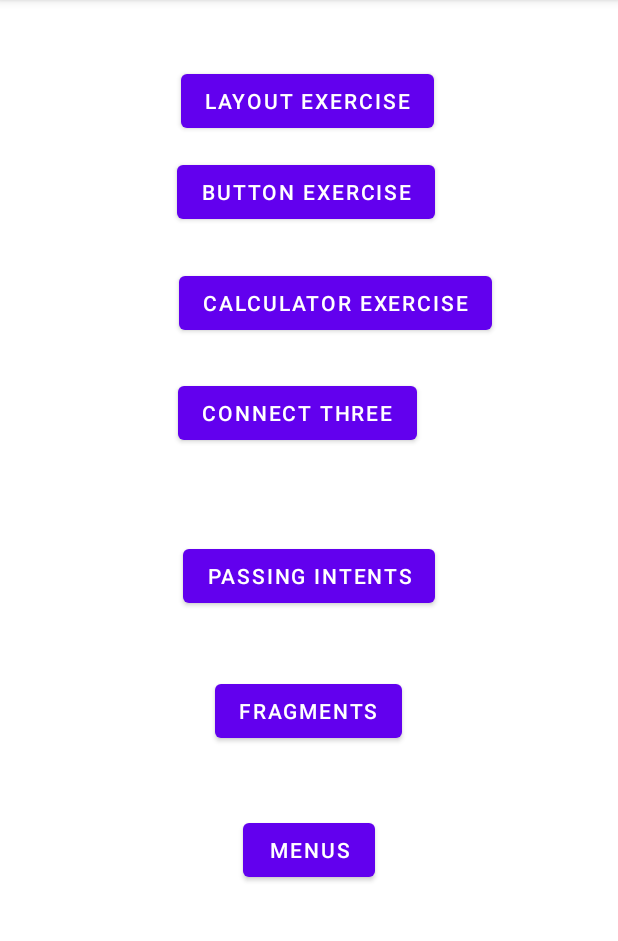
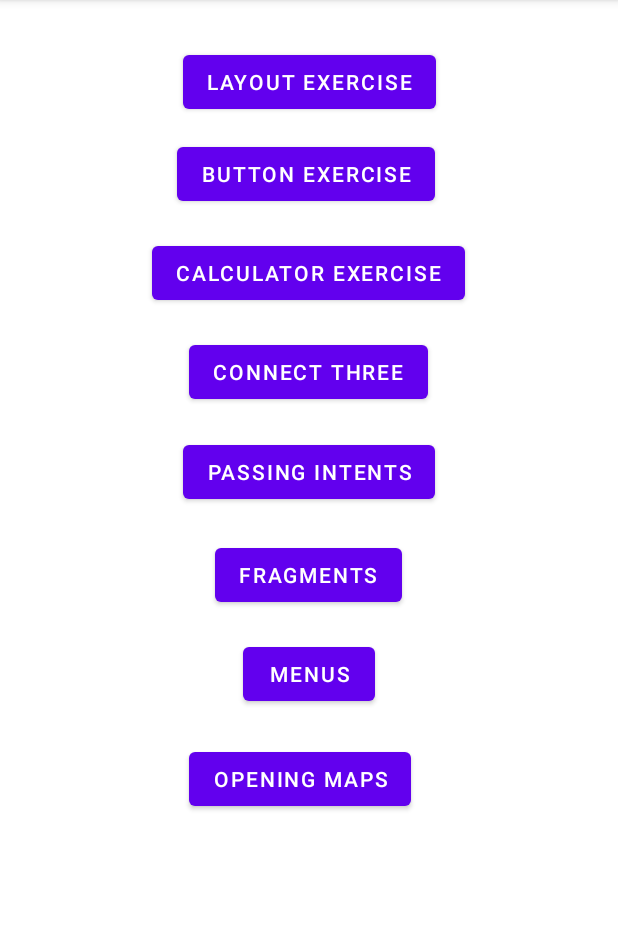
Before and after one commit to Talip2/appdev-calculator, an Android app: the screen it shows after launch (MainActivity), on a phone screen of 412 x 824 dp, the part 84-1025 px from its top. Run offline under Robolectric (Android 15) with nearby library versions, the phone set to English and light mode, and no system bars.

Commit message:
kc bayot

```diff
--- a/app/src/main/AndroidManifest.xml
+++ b/app/src/main/AndroidManifest.xml
@@ -11,6 +11,9 @@
         android:supportsRtl="true"
         android:theme="@style/Theme.MyApplication"
         tools:targetApi="31">
+        <activity
+            android:name=".OpenMaps"
+            android:exported="false" />
         <activity
             android:name=".MenuExercise"
             android:exported="false" />
--- a/app/src/main/java/com/example/myapplication/MainActivity.java
+++ b/app/src/main/java/com/example/myapplication/MainActivity.java
@@ -4,6 +4,7 @@ import androidx.appcompat.app.AppCompatActivity;
 
 import android.annotation.SuppressLint;
 import android.content.Intent;
+import android.net.Uri;
 import android.os.Bundle;
 import android.view.View;
 import android.widget.Button;
@@ -14,15 +15,10 @@ public class MainActivity extends AppCompatActivity {
     Button btn2;
     Button btn3;
     Button btn4;
-
     Button btn5;
-
-
     Button btn6;
-
-
     Button btn7;
-
+    Button btn8;
 
     @SuppressLint("MissingInflatedId")
     @Override
@@ -73,12 +69,23 @@ public class MainActivity extends AppCompatActivity {
         btn7 = (Button) findViewById(R.id.btnMenus);
         btn7.setOnClickListener(Menus);
 
+        btn8 = (Button) findViewById(R.id.btnOpenMaps);
+        btn8.setOnClickListener(OpenMap);
+
 
 
 
 
 
     }
+
+    View.OnClickListener OpenMap = new View.OnClickListener() {
+        @Override
+        public void onClick(View view) {
+            Intent intent1 = new Intent(MainActivity.this, OpenMaps.class);
+            startActivity(intent1);
+        }
+    };
 
     View.OnClickListener ConnectThree = new View.OnClickListener() {
         @Override
@@ -87,6 +94,7 @@ public class MainActivity extends AppCompatActivity {
             startActivity(intent1);
         }
     };
+
 
     View.OnClickListener PassingIntents = new View.OnClickListener() {
         @Override
--- a/app/src/main/res/layout/activity_main.xml
+++ b/app/src/main/res/layout/activity_main.xml
@@ -16,7 +16,7 @@
         app:layout_constraintHorizontal_bias="0.493"
         app:layout_constraintStart_toStartOf="parent"
         app:layout_constraintTop_toTopOf="parent"
-        app:layout_constraintVertical_bias="0.144" />
+        app:layout_constraintVertical_bias="0.128" />
 
     <Button
         android:id="@+id/btnCalcuExer"
@@ -25,10 +25,10 @@
         android:text="@string/CalcuExer"
         app:layout_constraintBottom_toBottomOf="parent"
         app:layout_constraintEnd_toEndOf="parent"
-        app:layout_constraintHorizontal_bias="0.587"
+        app:layout_constraintHorizontal_bias="0.497"
         app:layout_constraintStart_toStartOf="parent"
         app:layout_constraintTop_toTopOf="parent"
-        app:layout_constraintVertical_bias="0.247" />
+        app:layout_constraintVertical_bias="0.219" />
 
     <Button
         android:id="@+id/btnConnecThree"
@@ -37,10 +37,10 @@
         android:text="@string/ConnecFour"
         app:layout_constraintBottom_toBottomOf="parent"
         app:layout_constraintEnd_toEndOf="parent"
-        app:layout_constraintHorizontal_bias="0.47"
+        app:layout_constraintHorizontal_bias="0.498"
         app:layout_constraintStart_toStartOf="parent"
         app:layout_constraintTop_toTopOf="parent"
-        app:layout_constraintVertical_bias="0.349" />
+        app:layout_constraintVertical_bias="0.311" />
 
     <Button
         android:id="@+id/btnLayoutExer"
@@ -49,10 +49,10 @@
         android:text="@string/LayoutExer"
         app:layout_constraintBottom_toBottomOf="parent"
         app:layout_constraintEnd_toEndOf="parent"
-        app:layout_constraintHorizontal_bias="0.497"
+        app:layout_constraintHorizontal_bias="0.502"
         app:layout_constraintStart_toStartOf="parent"
         app:layout_constraintTop_toTopOf="parent"
-        app:layout_constraintVertical_bias="0.06" />
+        app:layout_constraintVertical_bias="0.043" />
 
     <Button
         android:id="@+id/btnPassingIntents"
@@ -62,7 +62,8 @@
         app:layout_constraintBottom_toBottomOf="parent"
         app:layout_constraintEnd_toEndOf="parent"
         app:layout_constraintStart_toStartOf="parent"
-        app:layout_constraintTop_toTopOf="parent" />
+        app:layout_constraintTop_toTopOf="parent"
+        app:layout_constraintVertical_bias="0.404" />
 
     <Button
         android:id="@+id/btnFragments"
@@ -74,7 +75,7 @@
         app:layout_constraintHorizontal_bias="0.498"
         app:layout_constraintStart_toStartOf="parent"
         app:layout_constraintTop_toTopOf="parent"
-        app:layout_constraintVertical_bias="0.625" />
+        app:layout_constraintVertical_bias="0.499" />
 
     <Button
         android:id="@+id/btnMenus"
@@ -83,8 +84,21 @@
         android:text="@string/btnMenus"
         app:layout_constraintBottom_toBottomOf="parent"
         app:layout_constraintEnd_toEndOf="parent"
+        app:layout_constraintHorizontal_bias="0.501"
         app:layout_constraintStart_toStartOf="parent"
         app:layout_constraintTop_toTopOf="parent"
-        app:layout_constraintVertical_bias="0.754" />
+        app:layout_constraintVertical_bias="0.591" />
+
+    <Button
+        android:id="@+id/btnOpenMaps"
+        android:layout_width="wrap_content"
+        android:layout_height="wrap_content"
+        android:text="@string/openingMap"
+        app:layout_constraintBottom_toBottomOf="parent"
+        app:layout_constraintEnd_toEndOf="parent"
+        app:layout_constraintHorizontal_bias="0.478"
+        app:layout_constraintStart_toStartOf="parent"
+        app:layout_constraintTop_toTopOf="parent"
+        app:layout_constraintVertical_bias="0.688" />
 
 </androidx.constraintlayout.widget.ConstraintLayout>
--- a/app/src/main/res/values/strings.xml
+++ b/app/src/main/res/values/strings.xml
@@ -62,4 +62,5 @@
     <string name="changePos">Change position</string>
     <string name="boxy">Turn box</string>
     <string name="moveLikeDvdD">Move object</string>
+    <string name="openingMap">Opening Maps</string>
 </resources>
```
Also changed, not shown: app/src/main/java/com/example/myapplication/OpenMaps.java (added, +88 -0 lines), app/src/main/res/layout/activity_open_maps.xml (added, +72 -0 lines), app/src/main/res/drawable/a.png (added), app/src/main/res/drawable/b.png (added), app/src/main/res/drawable/c.png (added), app/src/main/res/drawable/d.png (added), 1 other file.
